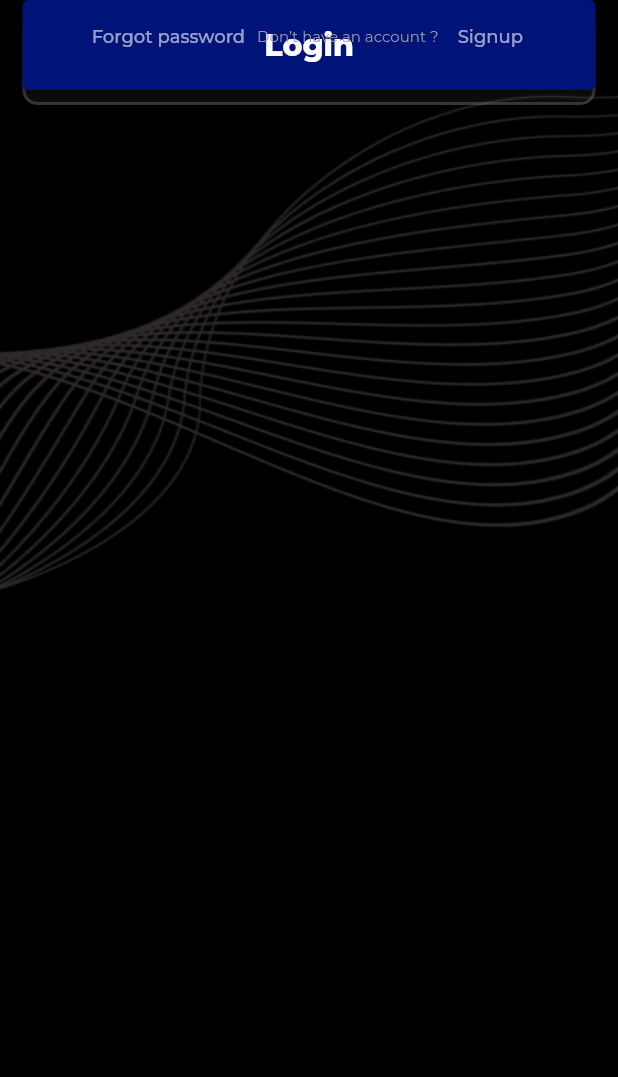
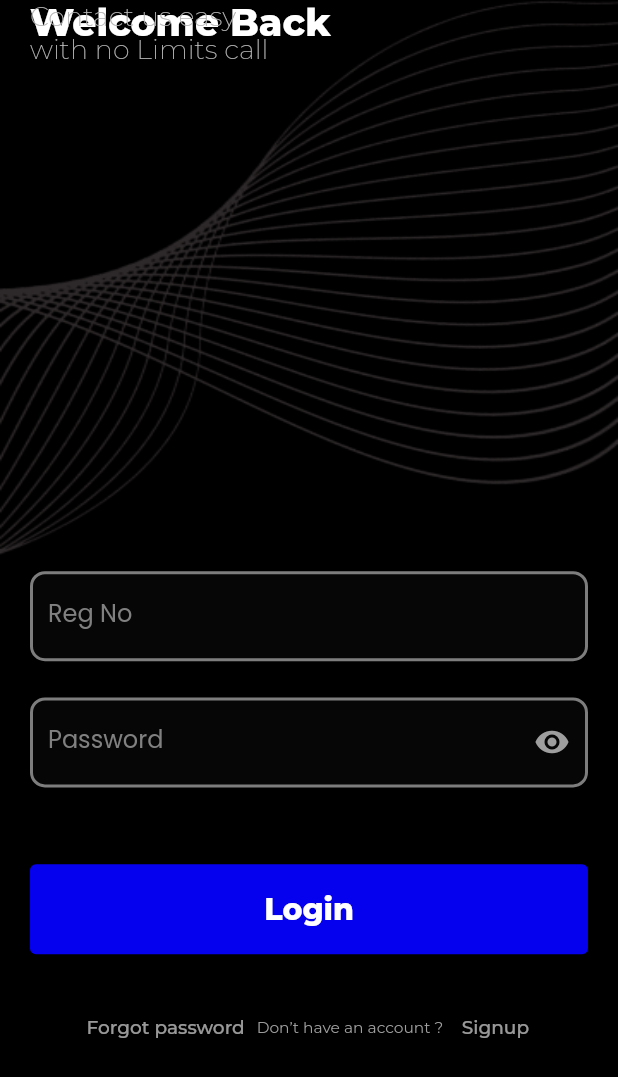
Before and after one commit to DOJYDOMINIC/bar_council, a Flutter app: the screen it shows after launch, on a phone screen of 412 x 824 dp. Shown: the top 1077 px of the screen. Run offline on Flutter 3.47's test engine with Material 2 defaults, Android fonts, the phone set to English and light mode, and no system bars; our stand-ins replace google_fonts, image_picker, pinput.

Commit message:
login,register,otp

```diff
--- a/lib/main.dart
+++ b/lib/main.dart
@@ -1,4 +1,3 @@
-import 'package:bar_council/pages/homepage.dart';
 import 'package:bar_council/pages/login.dart';
 import 'package:flutter/material.dart';
 import 'package:google_fonts/google_fonts.dart';
@@ -16,11 +15,10 @@ class MyApp extends StatelessWidget {
       debugShowCheckedModeBanner: false,
       theme: ThemeData(
         textTheme: GoogleFonts.montserratTextTheme(
-          Theme.of(context).textTheme,
-        ),
+          Theme.of(context).textTheme,),
         appBarTheme:AppBarTheme(backgroundColor: Colors.black),
       ),
-      home: Login(),
+      home:Login()
     );
   }
 }
--- a/lib/pages/homepage.dart
+++ b/lib/pages/homepage.dart
@@ -23,6 +23,7 @@ class _MyHomePageState extends State<MyHomePage> {
               background: Center(
                 child: CircleAvatar(
                   radius: 50,
+                  backgroundColor: Colors.white,
                   // backgroundImage: NetworkImage('https://example.com/your_image.jpg'), // Replace with your image URL
                 ),
               ),
@@ -32,7 +33,7 @@ class _MyHomePageState extends State<MyHomePage> {
             child: Container(
               decoration: BoxDecoration(
                 borderRadius: BorderRadius.vertical(top: Radius.circular(30.0)),
-                color: Colors.blue, // Change color as needed
+                color: Color.fromRGBO(16, 16, 16, 100), // Change color as needed
               ),
               height: 900, // Set the desired height
             ),
--- a/lib/pages/login.dart
+++ b/lib/pages/login.dart
@@ -1,22 +1,23 @@
+import 'package:bar_council/pages/registration.dart';
 import 'package:flutter/material.dart';
-import 'package:flutter_svg/svg.dart';
-
 import '../utils/constant.dart';
 import '../widgets/main_fields.dart';
+import 'homepage.dart';
 
 class Login extends StatefulWidget {
   const Login({Key? key}) : super(key: key);
-
   @override
   State<Login> createState() => _LoginState();
 }
 
 class _LoginState extends State<Login> {
-
   bool _obscureText = true;
 
   TextEditingController userid = TextEditingController();
   TextEditingController password = TextEditingController();
+  final _userIdFormKey = GlobalKey<FormState>();
+  final _passwordFormKey = GlobalKey<FormState>();
+  final focusNode = FocusNode();
 
   @override
   Widget build(BuildContext context) {
@@ -24,7 +25,8 @@ class _LoginState extends State<Login> {
     var height = MediaQuery.of(context).size.height;
     double top = MediaQuery.of(context).padding.top;
     double bottom = MediaQuery.of(context).padding.bottom;
-
+    double left = MediaQuery.of(context).padding.left;
+    double right = MediaQuery.of(context).padding.right;
 
     return Scaffold(
       backgroundColor: Colors.black,
@@ -39,10 +41,10 @@ class _LoginState extends State<Login> {
             children: [
               Stack(
                 children: [
-                  Stack(
-                    children: [
-                      Container(
-                        height: height * .61,
+                  Padding(
+                    padding: EdgeInsets.only(top: top * 2),
+                    child: Container(
+                      height: height * .45,
                       decoration: BoxDecoration(
                         image: DecorationImage(
                           fit: BoxFit.fill,
@@ -50,11 +52,12 @@ class _LoginState extends State<Login> {
                         ),
                       ),
                     ),
+                  ),
                   Positioned(
                     top: top * 3,
                     left: 20,
                     child: Text(
-                          'Welcome Back',
+                      welcome,
                       style: TextStyle(
                         fontWeight: FontWeight.w800,
                         color: Colors.white,
@@ -66,7 +69,7 @@ class _LoginState extends State<Login> {
                     top: top * 5,
                     left: 20,
                     child: Text(
-                          'Contact us easy\nwith no Limits call',
+                      logsubtext,
                       style: TextStyle(
                         fontWeight: FontWeight.w200,
                         color: Color.fromRGBO(179, 179, 179, 1),
@@ -77,26 +80,41 @@ class _LoginState extends State<Login> {
                 ],
               ),
               Padding(
-                    padding: EdgeInsets.only(top: top * 14, left: 15, right: 15),
+                padding: const EdgeInsets.only(left: 20, right: 20),
+                child: Column(
+                  children: [
+                    Form(
+                      key: _userIdFormKey,
                       child: TextFieldOne(
                         hinttext: 'Reg No',
                         controller: userid,
-                      onchange: (value) {},
+                        onchange: (value) {
+                          _userIdFormKey.currentState!.validate();
+                          debugPrint(userid.text);
+                        },
                         obsecuretxt: false,
                       ),
                     ),
-                  Padding(
-                    padding: EdgeInsets.only(top: top * 17, left: 15, right: 15),
+                    SizedBox(
+                      height: height * .005,
+                    ),
+                    Form(
+                      key: _passwordFormKey,
                       child: TextFieldOne(
                         hinttext: 'Password',
                         controller: password,
-                      onchange: (value) {},
+                        onchange: (value) {
+                          _passwordFormKey.currentState!.validate();
+                        },
                         obsecuretxt: _obscureText,
                         sufix: IconButton(
                           icon: Icon(
-                          _obscureText? Icons.visibility : Icons.visibility_off,color: Colors.grey,
+                            _obscureText
+                                ? Icons.visibility
+                                : Icons.visibility_off,
+                            color: Colors.grey,
                           ),
-                        onPressed: (){
+                          onPressed: () {
                             setState(() {
                               _obscureText = !_obscureText;
                             });
@@ -104,16 +122,26 @@ class _LoginState extends State<Login> {
                         ),
                       ),
                     ),
-                  Padding(
-                    padding: EdgeInsets.only(top: top * 22, left: 15, right: 15),
-                    child: SizedBox(
+                    SizedBox(
+                      height: height * .05,
+                    ),
+                    SizedBox(
                       height: 60,
-                      width: double.infinity,
+                      width: height,
                       child: ElevatedButton(
                         style: ButtonStyle(
                           backgroundColor: MaterialStateProperty.all(button),
                         ),
-                        onPressed: () {},
+                        onPressed: () {
+                          if (_userIdFormKey.currentState!.validate() ||
+                              _passwordFormKey.currentState!.validate()) {
+                            Navigator.push(
+                                context,
+                                MaterialPageRoute(
+                                  builder: (context) => MyHomePage(),
+                                ));
+                          }
+                        },
                         child: Text(
                           'Login',
                           style: TextStyle(
@@ -124,43 +152,49 @@ class _LoginState extends State<Login> {
                         ),
                       ),
                     ),
+                    SizedBox(
+                      height: height * .03,
                     ),
-                  Padding(
-                    padding: EdgeInsets.only(top: top * 25,),
-                    child: Row(
+                    Row(
                       mainAxisAlignment: MainAxisAlignment.center,
                       children: [
                         TextButton(
                           onPressed: () {},
                           child: Text(
-                            'Forgot password',
+                            forogtpass,
                             style: TextStyle(
                               color: Colors.white.withOpacity(.6),
-                              fontSize: 12,
+                              fontSize: width * 0.03,
                             ),
                           ),
                         ),
                         Text(
-                          'Don’t have an account ? ',
+                          acnt,
                           style: TextStyle(
                             color: Colors.grey,
-                            fontSize: 10,
+                            fontSize: width * 0.025,
                           ),
                         ),
                         TextButton(
-                          onPressed: () {},
+                          onPressed: () {
+                            Navigator.pushReplacement(
+                                context,
+                                MaterialPageRoute(
+                                  builder: (context) => Registration(),
+                                ));
+                          },
                           child: Text(
-                            'Signup',
+                            signin,
                             style: TextStyle(
                               color: Colors.white.withOpacity(.6),
-                              fontSize: 12,
+                              fontSize: width * 0.03,
                             ),
                           ),
                         ),
                       ],
                     ),
+                  ],
                 ),
-                ],
               ),
             ],
           ),
--- a/lib/utils/constant.dart
+++ b/lib/utils/constant.dart
@@ -3,5 +3,12 @@
 
 const Color text_border = Color.fromRGBO(125, 125, 125, 100);
 const Color app_color = Color.fromRGBO(125, 125, 125, 100);
-const Color button = Color.fromRGBO(0, 19, 120, 100);
+const Color button = Color.fromRGBO(5, 0, 238, 100);
 const Color textblue = Color.fromRGBO(0, 33, 208, 100);
+
+
+const String welcome = 'Welcome Back';
+const String logsubtext  = 'Contact us easy\nwith no Limits call';
+const String forogtpass  = 'Forgot password';
+const String acnt  = 'Don’t have an account ? ';
+const String signin  = 'Signup';
--- a/lib/widgets/main_fields.dart
+++ b/lib/widgets/main_fields.dart
@@ -1,3 +1,4 @@
+
 import 'package:flutter/material.dart';
 import 'package:google_fonts/google_fonts.dart';
 
@@ -5,9 +6,9 @@ import '../utils/constant.dart';
 
 
 
-class TextFieldOne extends StatelessWidget {
+class TextFieldOne extends StatefulWidget {
   const TextFieldOne(
-      {super.key, required this.hinttext, required this.controller, required this.onchange, required this.obsecuretxt, this.preicon, this.keytype, this.fillcolor, this.sufix, });
+      {super.key, required this.hinttext, required this.controller, required this.onchange, required this.obsecuretxt, this.preicon, this.keytype, this.fillcolor, this.sufix,  });
 
   final String hinttext;
   final TextEditingController controller;
@@ -19,7 +20,11 @@ class TextFieldOne extends StatelessWidget {
   final Color? fillcolor;
 
 
+  @override
+  State<TextFieldOne> createState() => _TextFieldOneState();
+}
 
+class _TextFieldOneState extends State<TextFieldOne> {
 
   @override
   Widget build(BuildContext context) {
@@ -27,33 +32,38 @@ class TextFieldOne extends StatelessWidget {
     return Padding(
       padding: const EdgeInsets.only(top: 10, bottom: 10),
       child: TextFormField(
-
-        keyboardType: keytype,
+        keyboardType: widget.keytype,
         decoration: InputDecoration(
-          suffixIcon: sufix,
-          errorBorder: UnderlineInputBorder(borderSide: BorderSide(color: Colors.transparent)),
+          suffixIcon: widget.sufix,
+          errorBorder: const OutlineInputBorder(
+            borderRadius: BorderRadius.all(Radius.circular(10)),
+            borderSide: BorderSide(width: 1, color: Colors.red),
+          ),
             enabledBorder: OutlineInputBorder(
               borderRadius: BorderRadius.circular(10),
               borderSide: BorderSide(
                 width: 2,
-                  color:app_color.withOpacity(.2)), // Border color when not in focus
+                  color:app_color), // Border color when not in focus
             ),
-            labelText: hinttext,
+            labelText: widget.hinttext,
             labelStyle: GoogleFonts.poppins(color: Colors.grey.withOpacity(.8)),
-            fillColor: fillcolor == null ? app_color.withOpacity(.05) : fillcolor,
+            fillColor: widget.fillcolor == null ? app_color.withOpacity(.05) : widget.fillcolor,
             filled: true,
+
+
             focusedBorder: OutlineInputBorder(
               borderRadius: BorderRadius.circular(10),
               borderSide: BorderSide(
                 width: 2,
                   color:app_color), // Border color when focused
             ),
+
             border: OutlineInputBorder(
-                borderRadius: BorderRadius.circular(20),
+                borderRadius: BorderRadius.circular(10),
                 borderSide: BorderSide(color: Colors.white)),
 
         ),
-        style: TextStyle(color:Colors.white),
+        style: TextStyle(color:Colors.white,),
         validator: (value) {
           if (value == null || value.isEmpty) {
             return 'This field is required.';
@@ -61,10 +71,10 @@ class TextFieldOne extends StatelessWidget {
           return null;
         },
         cursorColor: app_color,
-        obscureText: obsecuretxt,
+        obscureText: widget.obsecuretxt,
         obscuringCharacter: '*',
-        controller: controller,
-        onChanged: onchange,
+        controller: widget.controller,
+        onChanged: widget.onchange,
 
       ),
     );
--- a/pubspec.yaml
+++ b/pubspec.yaml
@@ -37,6 +37,8 @@ dependencies:
   cupertino_icons: ^1.0.2
   google_fonts: ^6.1.0
   flutter_svg: ^2.0.9
+  image_picker: ^1.0.4
+  pinput: ^3.0.1
 
 dev_dependencies:
   flutter_test:
```
Also changed, not shown: lib/pages/otp.dart (added, +167 -0 lines), lib/pages/registration.dart (added, +333 -0 lines), assets/images/man.png (added), assets/images/net.png, assets/images/net1.png (added), pubspec.lock, 1 other file. Lines whose indentation alone changed are shown as unchanged.
